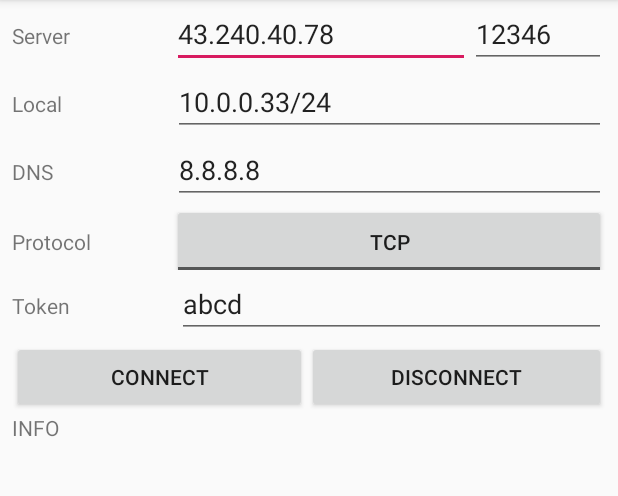
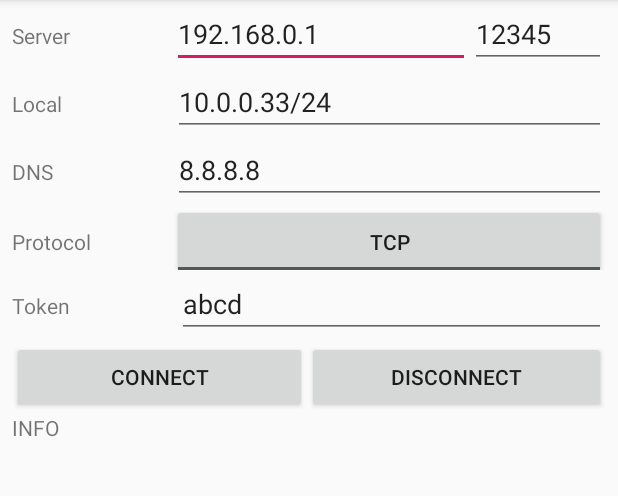
Before and after one commit to xitongsys/pangolin, an Android app: the screen it shows after launch (MainActivity), on a phone screen of 412 x 824 dp, the part 84-580 px from its top. Run offline under Robolectric (Android 15) with nearby library versions, the phone set to English and light mode, and no system bars.

Commit message:
update apk

```diff
--- a/androidclient/app/src/main/java/com/example/pangolin/MainActivity.java
+++ b/androidclient/app/src/main/java/com/example/pangolin/MainActivity.java
@@ -48,11 +48,17 @@ public class MainActivity extends AppCompatActivity {
         preferences = getPreferences(Activity.MODE_PRIVATE);
         preEditor = preferences.edit();
 
-        editServer.setText(preferences.getString("serverIP", "43.240.40.78"));
-        editServerPort.setText(preferences.getString("serverPort", "12346"));
+        editServer.setText(preferences.getString("serverIP", "192.168.0.1"));
+        editServerPort.setText(preferences.getString("serverPort", "12345"));
         editLocal.setText(preferences.getString("localIP", "10.0.0.33/24"));
         editDNS.setText(preferences.getString("dns", "8.8.8.8"));
         tokenEdit.setText(preferences.getString("token", "abcd"));
+        String preProtocol = preferences.getString("protocol", "tcp");
+        if(preProtocol.equals("tcp")){
+            protocolButton.setChecked(false);
+        }else{
+            protocolButton.setChecked(true);
+        }
 
         btDisconn.setOnClickListener(new View.OnClickListener() {
             @Override
```
